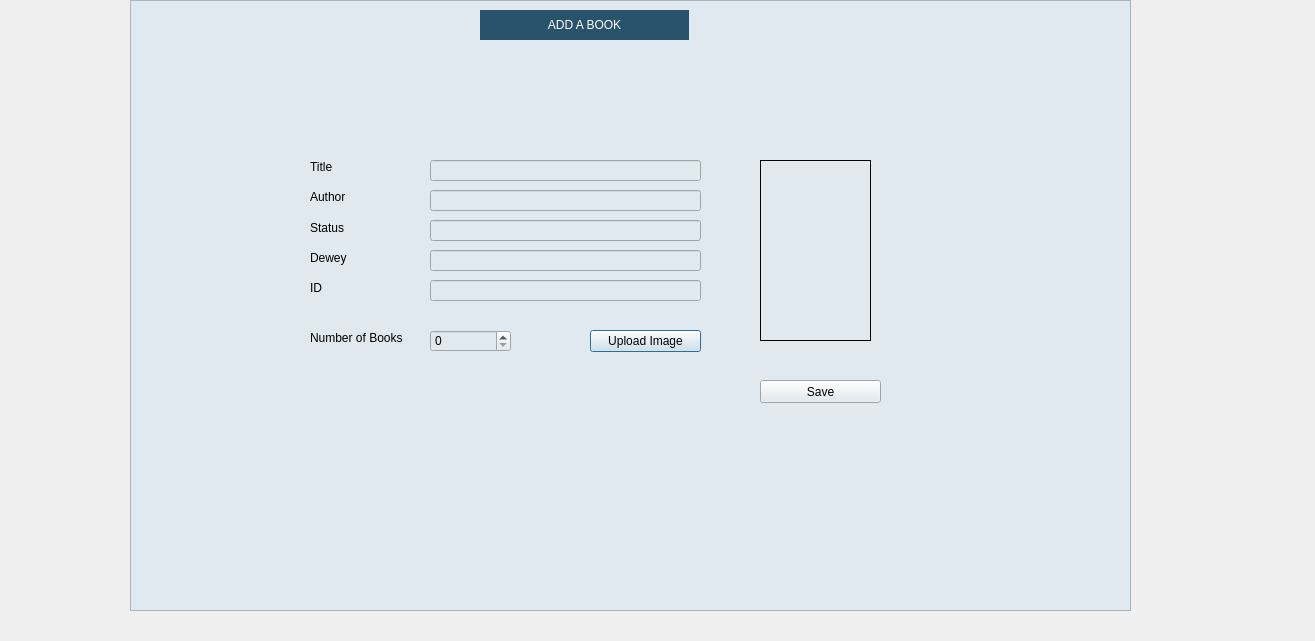
This is theLIBRARY/addbook.ui in 270122090/the_Library as Qt 5 draws it before an edit. The edited form follows.
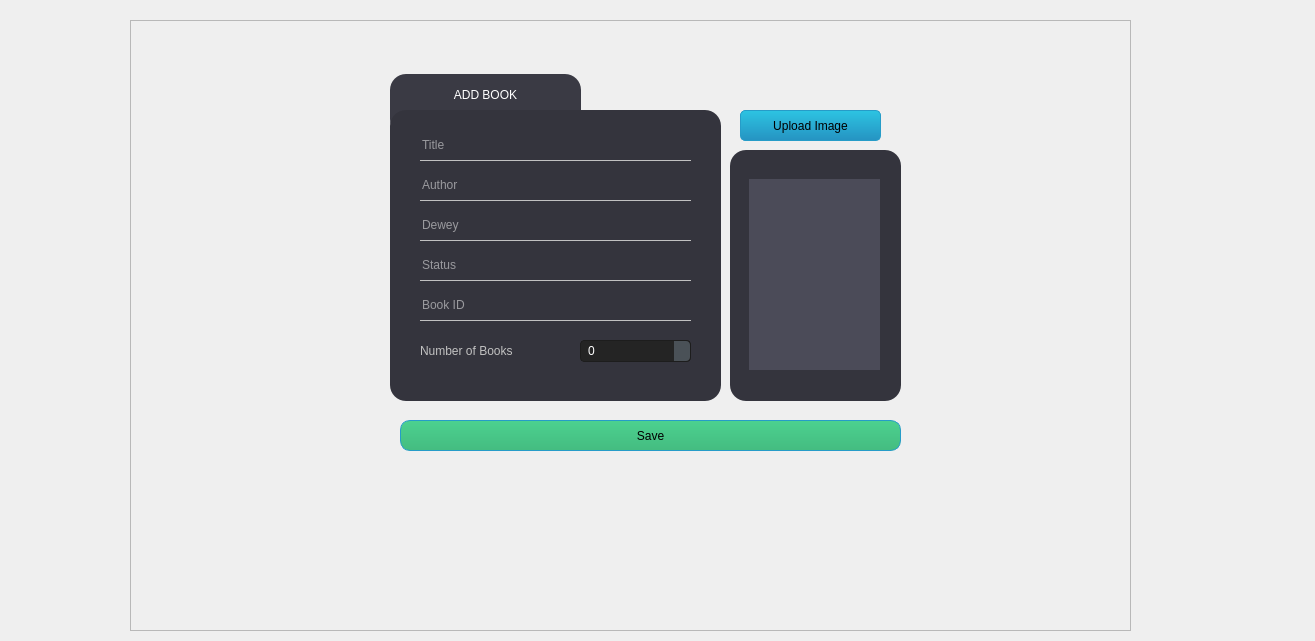
This is the edited form. Icons and pictures are not drawn.

Commit message:
Login Redesign + Add Book Redesign
Also included stylesheet template (visual studio) + some member feedback

What changed in the file:
```diff
--- a/theLIBRARY/addbook.ui
+++ b/theLIBRARY/addbook.ui
@@ -17,13 +17,13 @@
    <property name="geometry">
     <rect>
      <x>130</x>
-     <y>0</y>
+     <y>20</y>
      <width>1001</width>
      <height>611</height>
     </rect>
    </property>
    <property name="styleSheet">
-    <string notr="true">background-color: rgb(223, 233, 239);</string>
+    <string notr="true"/>
    </property>
    <property name="frameShape">
     <enum>QFrame::StyledPanel</enum>
@@ -31,218 +31,434 @@
    <property name="frameShadow">
     <enum>QFrame::Plain</enum>
    </property>
-   <widget class="QLineEdit" name="txtaddauthor">
-    <property name="geometry">
-     <rect>
-      <x>300</x>
-      <y>190</y>
-      <width>271</width>
-      <height>21</height>
-     </rect>
-    </property>
-   </widget>
-   <widget class="QLineEdit" name="txtadddewey">
-    <property name="geometry">
-     <rect>
-      <x>300</x>
-      <y>250</y>
-      <width>271</width>
-      <height>21</height>
-     </rect>
-    </property>
-   </widget>
    <widget class="QPushButton" name="btnloadbookimage">
     <property name="geometry">
      <rect>
-      <x>460</x>
-      <y>330</y>
-      <width>111</width>
-      <height>22</height>
+      <x>610</x>
+      <y>90</y>
+      <width>141</width>
+      <height>31</height>
      </rect>
     </property>
+    <property name="styleSheet">
+     <string notr="true">/*-----QPushButton-----*/
+QPushButton
+{
+background-color: qlineargradient(spread:pad, x1:0, y1:1, x2:0, y2:0, stop:0 rgba(37, 147, 194, 255), stop:1 rgba(45, 196, 226, 255));
+color: black;
+font: 8pt &quot;Century Gothic&quot;;
+min-width: 80px;
+border-style: solid;
+border-width: 1px;
+border-radius: 5px;
+border-color: rgb(38, 156, 200);
+padding: 5px;}
+
+QPushButton::flat
+{
+background-color: transparent;
+border: none;
+color: #fff;}
+
+QPushButton::disabled
+{
+background-color: rgb(131, 165, 174);
+color: black;
+border-color: black;}
+
+QPushButton::hover
+{
+background-color: qlineargradient(spread:pad, x1:0, y1:1, x2:0, y2:0, stop:0 rgba(47, 160, 194, 255), stop:1 rgba(57, 209, 209, 255));
+border: 1px solid rgb(41, 170, 182);}</string>
+    </property>
     <property name="text">
      <string>Upload Image</string>
     </property>
    </widget>
-   <widget class="QLabel" name="addbookimagebox">
-    <property name="geometry">
-     <rect>
-      <x>630</x>
-      <y>160</y>
-      <width>111</width>
-      <height>181</height>
-     </rect>
-    </property>
-    <property name="frameShape">
-     <enum>QFrame::Box</enum>
-    </property>
-    <property name="text">
-     <string/>
-    </property>
-   </widget>
-   <widget class="QLineEdit" name="txtaddid">
-    <property name="geometry">
-     <rect>
-      <x>300</x>
-      <y>280</y>
-      <width>271</width>
-      <height>21</height>
-     </rect>
-    </property>
-   </widget>
    <widget class="QLineEdit" name="txtaddbook">
     <property name="geometry">
      <rect>
-      <x>300</x>
-      <y>160</y>
+      <x>290</x>
+      <y>110</y>
       <width>271</width>
-      <height>21</height>
+      <height>31</height>
      </rect>
     </property>
-   </widget>
-   <widget class="QLabel" name="label">
-    <property name="geometry">
-     <rect>
-      <x>180</x>
-      <y>160</y>
-      <width>47</width>
-      <height>14</height>
-     </rect>
+    <property name="styleSheet">
+     <string notr="true">background: transparent;
+border:none;
+color: white;
+font: 12pt &quot;Century Gothic&quot;;
+border-bottom: 1px solid rgb(193, 193, 193);
+border-radius:none;</string>
     </property>
     <property name="text">
+     <string/>
+    </property>
+    <property name="placeholderText">
      <string>Title</string>
     </property>
    </widget>
-   <widget class="QLabel" name="label_3">
+   <widget class="QLineEdit" name="txtaddauthor">
     <property name="geometry">
      <rect>
-      <x>180</x>
-      <y>220</y>
-      <width>47</width>
-      <height>16</height>
+      <x>290</x>
+      <y>150</y>
+      <width>271</width>
+      <height>31</height>
      </rect>
     </property>
-    <property name="text">
-     <string>Status</string>
+    <property name="styleSheet">
+     <string notr="true">background: transparent;
+border:none;
+color: white;
+font: 12pt &quot;Century Gothic&quot;;
+border-bottom: 1px solid rgb(193, 193, 193);
+border-radius:none;</string>
     </property>
-   </widget>
-   <widget class="QLabel" name="label_4">
-    <property name="geometry">
-     <rect>
-      <x>180</x>
-      <y>250</y>
-      <width>47</width>
-      <height>16</height>
-     </rect>
-    </property>
     <property name="text">
-     <string>Dewey</string>
+     <string/>
     </property>
-   </widget>
-   <widget class="QLabel" name="label_2">
-    <property name="geometry">
-     <rect>
-      <x>180</x>
-      <y>190</y>
-      <width>47</width>
-      <height>14</height>
-     </rect>
-    </property>
-    <property name="text">
+    <property name="placeholderText">
      <string>Author</string>
     </property>
    </widget>
-   <widget class="QLabel" name="label_5">
+   <widget class="QLineEdit" name="txtaddid">
     <property name="geometry">
      <rect>
-      <x>180</x>
-      <y>280</y>
-      <width>47</width>
-      <height>16</height>
-     </rect>
-    </property>
-    <property name="text">
-     <string>ID</string>
-    </property>
-   </widget>
-   <widget class="QLineEdit" name="txtaddStatus">
-    <property name="geometry">
-     <rect>
-      <x>300</x>
-      <y>220</y>
+      <x>290</x>
+      <y>270</y>
       <width>271</width>
-      <height>21</height>
+      <height>31</height>
      </rect>
     </property>
+    <property name="styleSheet">
+     <string notr="true">background: transparent;
+border:none;
+color: white;
+font: 12pt &quot;Century Gothic&quot;;
+border-bottom: 1px solid rgb(193, 193, 193);
+border-radius:none;</string>
+    </property>
+    <property name="text">
+     <string/>
+    </property>
+    <property name="placeholderText">
+     <string>Book ID</string>
+    </property>
    </widget>
-   <widget class="QLabel" name="LibraryTitle_3">
+   <widget class="QFrame" name="AddBookFormFrame">
     <property name="geometry">
      <rect>
-      <x>350</x>
-      <y>10</y>
-      <width>209</width>
-      <height>30</height>
+      <x>260</x>
+      <y>90</y>
+      <width>331</width>
+      <height>291</height>
      </rect>
     </property>
-    <property name="maximumSize">
-     <size>
-      <width>16777215</width>
-      <height>30</height>
-     </size>
-    </property>
     <property name="styleSheet">
-     <string notr="true">background: rgba(40, 83, 107, 1);
-font: 75 9pt &quot;Yu Gothic UI&quot;;
-color: white;</string>
+     <string notr="true">background-color: rgb(52, 52, 61);
+border-radius: 16px;</string>
     </property>
-    <property name="text">
-     <string>ADD A BOOK</string>
+    <property name="frameShape">
+     <enum>QFrame::StyledPanel</enum>
     </property>
-    <property name="alignment">
-     <set>Qt::AlignCenter</set>
+    <property name="frameShadow">
+     <enum>QFrame::Raised</enum>
     </property>
+    <widget class="QLineEdit" name="txtaddStatus">
+     <property name="geometry">
+      <rect>
+       <x>30</x>
+       <y>140</y>
+       <width>271</width>
+       <height>31</height>
+      </rect>
+     </property>
+     <property name="styleSheet">
+      <string notr="true">background: transparent;
+border:none;
+color: white;
+font: 12pt &quot;Century Gothic&quot;;
+border-bottom: 1px solid rgb(193, 193, 193);
+border-radius:none;</string>
+     </property>
+     <property name="text">
+      <string/>
+     </property>
+     <property name="placeholderText">
+      <string>Status</string>
+     </property>
+    </widget>
+    <widget class="QLineEdit" name="txtadddewey">
+     <property name="geometry">
+      <rect>
+       <x>30</x>
+       <y>100</y>
+       <width>271</width>
+       <height>31</height>
+      </rect>
+     </property>
+     <property name="styleSheet">
+      <string notr="true">background: transparent;
+border:none;
+color: white;
+font: 12pt &quot;Century Gothic&quot;;
+border-bottom: 1px solid rgb(193, 193, 193);
+border-radius:none;</string>
+     </property>
+     <property name="text">
+      <string/>
+     </property>
+     <property name="placeholderText">
+      <string>Dewey</string>
+     </property>
+    </widget>
+    <widget class="QSpinBox" name="spinQty">
+     <property name="geometry">
+      <rect>
+       <x>190</x>
+       <y>230</y>
+       <width>111</width>
+       <height>22</height>
+      </rect>
+     </property>
+     <property name="styleSheet">
+      <string notr="true">/*-----QDoubleSpinBox -*/
+QSpinBox 
+{
+	background-color: #242424;
+	color : #fff;
+	border: 1px solid #1d1d1d;
+	border-radius: 4px;
+	padding: 3px;
+	padding-left: 5px;
+
+}
+
+
+QSpinBox::up-button
+{
+	background-color: #4a5157;
+    width: 16px; 
+	border-top-right-radius: 4px;
+    border-width: 1px;
+	border-color: #1d1d1d;
+
+}
+
+
+QSpinBox::up-button:hover
+{
+	background-color: #585858;
+
+}
+
+QSpinBox::up-button:pressed
+{
+	background-color: #252525;
+    width: 16px; 
+    border-width: 1px;
+
+}
+
+
+ QSpinBox::up-arrow
+{
+    image: url(://arrow-up.png);
+    width: 7px;
+    height: 7px;
+
+}
+
+
+QSpinBox::down-button
+{
+	background-color: #4a5157;
+    width: 16px; 
+    border-width: 1px;
+	border-bottom-right-radius: 4px;
+	border-color: #1d1d1d;
+
+}
+
+
+QSpinBox::down-button:hover
+{
+	background-color: #585858;
+
+}
+
+
+ QSpinBox::down-button:pressed
+{
+	background-color: #252525;
+    width: 16px; 
+    border-width: 1px;
+
+}
+
+
+QSpinBox::down-arrow
+{
+    image: url(://arrow-down.png);
+    width: 7px;
+    height: 7px;
+
+}</string>
+     </property>
+    </widget>
+    <widget class="QLabel" name="label_6">
+     <property name="geometry">
+      <rect>
+       <x>30</x>
+       <y>230</y>
+       <width>131</width>
+       <height>21</height>
+      </rect>
+     </property>
+     <property name="styleSheet">
+      <string notr="true">color: rgb(193, 193, 193);
+font: 12pt &quot;Century Gothic&quot;;</string>
+     </property>
+     <property name="text">
+      <string>Number of Books</string>
+     </property>
+    </widget>
    </widget>
-   <widget class="QSplitter" name="splitter">
+   <widget class="QFrame" name="addBookTabFrame">
     <property name="geometry">
      <rect>
-      <x>630</x>
-      <y>380</y>
-      <width>121</width>
-      <height>23</height>
+      <x>260</x>
+      <y>54</y>
+      <width>191</width>
+      <height>61</height>
      </rect>
     </property>
-    <property name="orientation">
-     <enum>Qt::Horizontal</enum>
+    <property name="styleSheet">
+     <string notr="true">background-color: rgb(58, 58, 68);
+border-radius: 16px;</string>
     </property>
-    <widget class="QPushButton" name="btnsavebook">
+    <property name="frameShape">
+     <enum>QFrame::StyledPanel</enum>
+    </property>
+    <property name="frameShadow">
+     <enum>QFrame::Raised</enum>
+    </property>
+    <widget class="QLabel" name="label">
+     <property name="geometry">
+      <rect>
+       <x>10</x>
+       <y>10</y>
+       <width>171</width>
+       <height>21</height>
+      </rect>
+     </property>
+     <property name="styleSheet">
+      <string notr="true">color: rgb(255, 255, 255);
+font: 75 12pt &quot;Century Gothic&quot;;</string>
+     </property>
      <property name="text">
-      <string>Save</string>
+      <string>ADD BOOK</string>
      </property>
+     <property name="alignment">
+      <set>Qt::AlignCenter</set>
+     </property>
     </widget>
    </widget>
-   <widget class="QLabel" name="label_6">
+   <widget class="QLabel" name="addbookimagebox">
     <property name="geometry">
      <rect>
-      <x>180</x>
-      <y>330</y>
-      <width>101</width>
-      <height>16</height>
+      <x>619</x>
+      <y>159</y>
+      <width>131</width>
+      <height>191</height>
      </rect>
     </property>
+    <property name="styleSheet">
+     <string notr="true">background-color: rgb(75, 75, 88);
+border: none;</string>
+    </property>
+    <property name="frameShape">
+     <enum>QFrame::Box</enum>
+    </property>
     <property name="text">
-     <string>Number of Books</string>
+     <string/>
     </property>
    </widget>
-   <widget class="QSpinBox" name="spinQty">
+   <widget class="QFrame" name="ImageFrame">
     <property name="geometry">
      <rect>
-      <x>300</x>
-      <y>330</y>
-      <width>81</width>
-      <height>22</height>
+      <x>600</x>
+      <y>130</y>
+      <width>171</width>
+      <height>251</height>
      </rect>
     </property>
+    <property name="styleSheet">
+     <string notr="true">background-color: rgb(52, 52, 61);
+border-radius: 16px;</string>
+    </property>
+    <property name="frameShape">
+     <enum>QFrame::StyledPanel</enum>
+    </property>
+    <property name="frameShadow">
+     <enum>QFrame::Raised</enum>
+    </property>
    </widget>
+   <widget class="QPushButton" name="btnsavebook">
+    <property name="geometry">
+     <rect>
+      <x>270</x>
+      <y>400</y>
+      <width>501</width>
+      <height>31</height>
+     </rect>
+    </property>
+    <property name="styleSheet">
+     <string notr="true">/*-----QPushButton-----*/
+QPushButton
+{
+background-color: qlineargradient(spread:pad, x1:0, y1:1, x2:0, y2:0, stop:0 rgba(68, 188, 128, 255), stop:1 rgba(76, 209, 143, 255));
+color: black;
+font: 8pt &quot;Century Gothic&quot;;
+min-width: 80px;
+border-style: solid;
+border-width: 1px;
+border-radius: 10px;
+border-color: rgb(38, 156, 200);
+padding: 5px;}
+
+QPushButton::flat
+{
+background-color: transparent;
+border: none;
+color: #fff;}
+
+QPushButton::disabled
+{
+background-color: rgb(131, 165, 174);
+color: black;
+border-color: black;}
+
+QPushButton::hover
+{
+background-color: qlineargradient(spread:pad, x1:0, y1:1, x2:0, y2:0, stop:0 rgba(54, 149, 101, 255), stop:1 rgba(64, 175, 119, 255));
+border: 1px solid rgb(41, 170, 182);}</string>
+    </property>
+    <property name="text">
+     <string>Save</string>
+    </property>
+   </widget>
+   <zorder>ImageFrame</zorder>
+   <zorder>addBookTabFrame</zorder>
+   <zorder>AddBookFormFrame</zorder>
+   <zorder>btnloadbookimage</zorder>
+   <zorder>splitter</zorder>
+   <zorder>txtaddbook</zorder>
+   <zorder>txtaddauthor</zorder>
+   <zorder>txtaddid</zorder>
+   <zorder>addbookimagebox</zorder>
   </widget>
  </widget>
  <resources/>
```
The commit also changes 32 other files.
